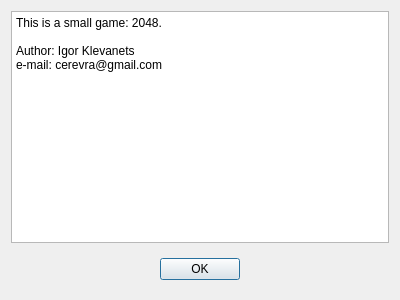
First picture: the form in about.ui, repository cerevra/2048, before the edit.
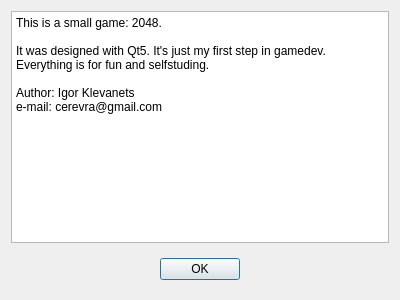
Second picture: the form after the edit.

Commit message: text correction

Patch:
```diff
--- a/about.ui
+++ b/about.ui
@@ -40,9 +40,14 @@
   <layout class="QVBoxLayout" name="verticalLayout">
    <item>
     <widget class="QPlainTextEdit" name="plainTextEdit">
+     <property name="readOnly">
+      <bool>true</bool>
+     </property>
      <property name="plainText">
       <string>This is a small game: 2048.
 
+It was designed with Qt5. It's just my first step in gamedev. Everything is for fun and selfstuding.
+
 Author: Igor Klevanets
 e-mail: cerevra@gmail.com</string>
      </property>
```
